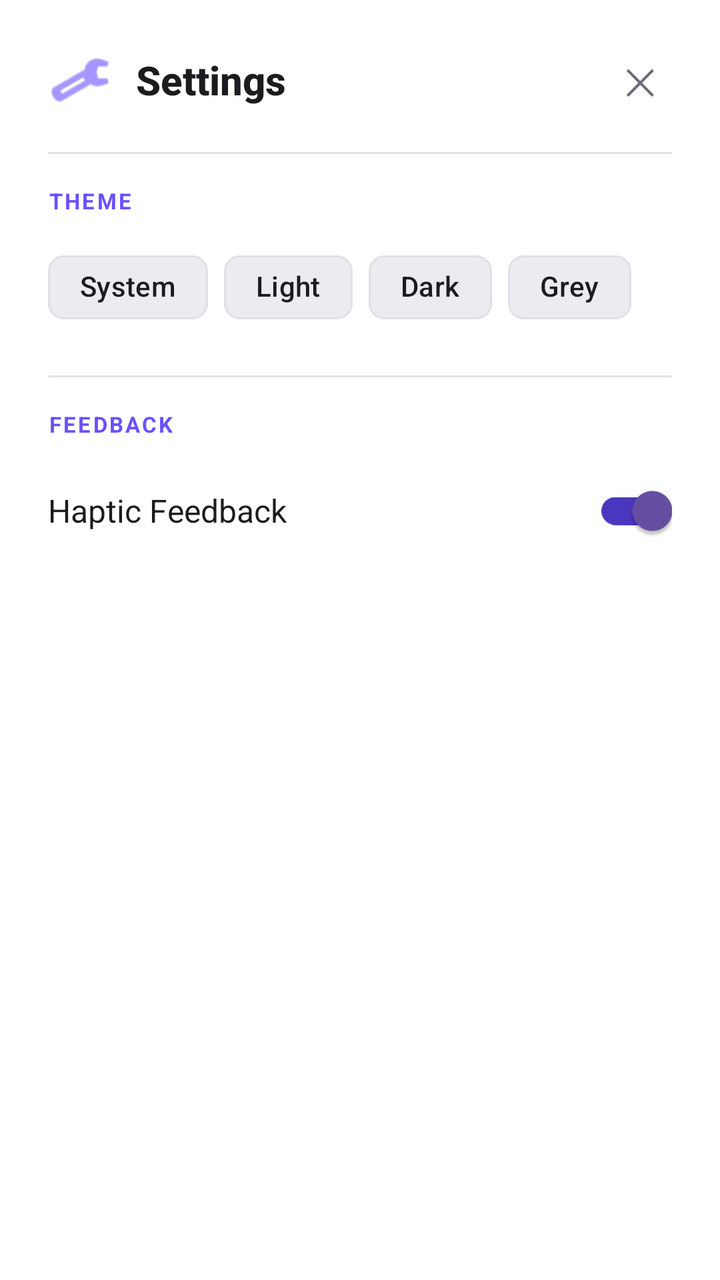
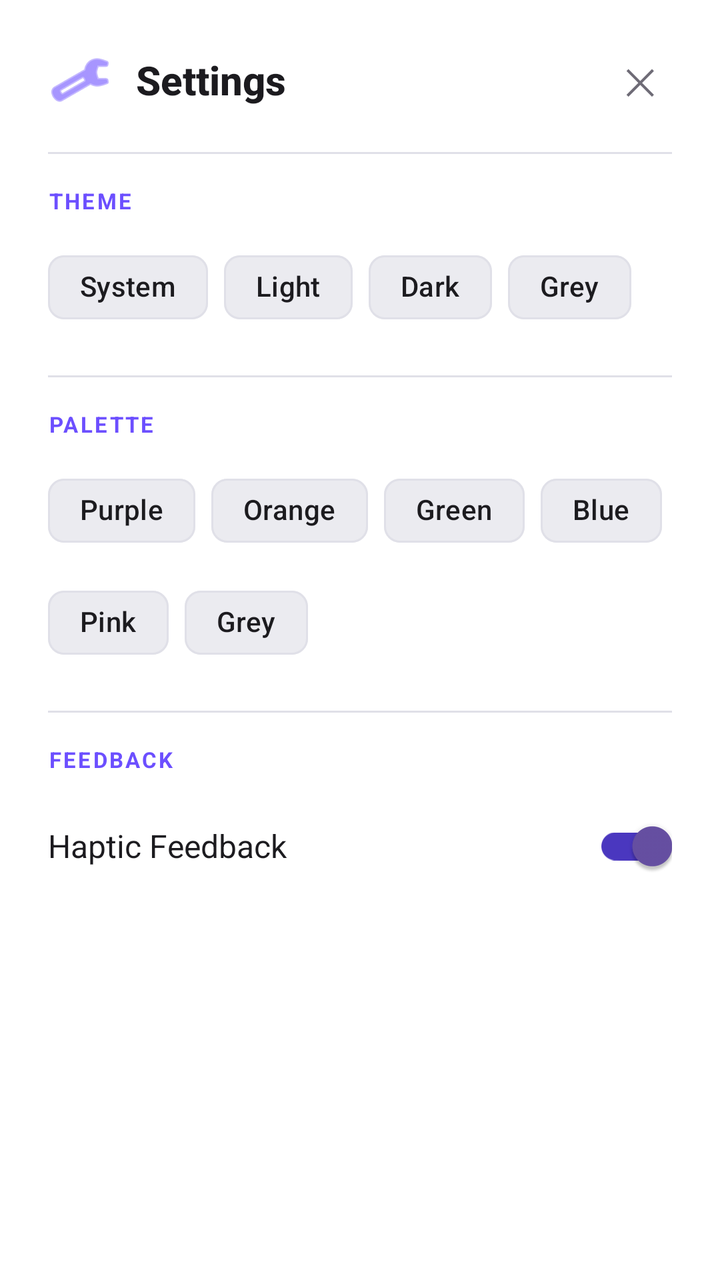

The first picture is an Android layout as it rendered before a commit; the second is the same layout after the commit. The layout source and the unified diff follow.
<!-- AndroidManifest.xml: application theme Theme.CalculatorApp -->
<!-- res/layout/dialog_settings.xml -->
<?xml version="1.0" encoding="utf-8"?>
<LinearLayout xmlns:android="http://schemas.android.com/apk/res/android"
    xmlns:app="http://schemas.android.com/apk/res-auto"
    android:layout_width="match_parent"
    android:layout_height="wrap_content"
    android:orientation="vertical"
    android:background="?attr/calcCardBackground"
    android:padding="24dp">

    
    <LinearLayout
        android:layout_width="match_parent"
        android:layout_height="wrap_content"
        android:orientation="horizontal"
        android:gravity="center_vertical"
        android:layout_marginBottom="20dp">

        <ImageView
            android:layout_width="32dp"
            android:layout_height="32dp"
            android:src="@android:drawable/ic_menu_preferences"
            app:tint="?attr/calcAccent"
            android:contentDescription="@null" />

        <TextView
            android:layout_width="0dp"
            android:layout_height="wrap_content"
            android:layout_weight="1"
            android:layout_marginStart="12dp"
            android:text="@string/menu_settings"
            android:textColor="?attr/calcTextPrimary"
            android:textSize="20sp"
            android:textStyle="bold"
            android:fontFamily="sans-serif-medium" />

        <TextView
            android:id="@+id/btn_settings_close"
            android:layout_width="32dp"
            android:layout_height="32dp"
            android:gravity="center"
            android:text="✕"
            android:textColor="?attr/calcTextSecondary"
            android:textSize="18sp"
            android:background="?attr/selectableItemBackgroundBorderless"
            android:clickable="true"
            android:focusable="true" />
    </LinearLayout>

    
    <View
        android:layout_width="match_parent"
        android:layout_height="1dp"
        android:background="?attr/calcDivider"
        android:layout_marginBottom="16dp" />

    
    <TextView
        android:layout_width="wrap_content"
        android:layout_height="wrap_content"
        android:text="@string/settings_theme"
        android:textColor="?attr/calcAccent"
        android:textSize="11sp"
        android:textStyle="bold"
        android:letterSpacing="0.1"
        android:layout_marginBottom="12dp" />

    <com.google.android.material.chip.ChipGroup
        android:id="@+id/chip_group_theme"
        android:layout_width="match_parent"
        android:layout_height="wrap_content"
        app:singleSelection="true"
        android:layout_marginBottom="20dp"
        app:chipSpacing="8dp"
        app:selectionRequired="true">

        <com.google.android.material.chip.Chip
            android:id="@+id/chip_theme_system"
            style="@style/Widget.Material3.Chip.Filter"
            android:layout_width="wrap_content"
            android:layout_height="wrap_content"
            android:text="@string/theme_system"
            android:textColor="?attr/calcTextPrimary"
            app:chipBackgroundColor="?attr/calcButtonBackground"
            app:chipStrokeColor="?attr/calcDivider" />

        <com.google.android.material.chip.Chip
            android:id="@+id/chip_theme_light"
            style="@style/Widget.Material3.Chip.Filter"
            android:layout_width="wrap_content"
            android:layout_height="wrap_content"
            android:text="@string/theme_light"
            android:textColor="?attr/calcTextPrimary"
            app:chipBackgroundColor="?attr/calcButtonBackground"
            app:chipStrokeColor="?attr/calcDivider" />

        <com.google.android.material.chip.Chip
            android:id="@+id/chip_theme_dark"
            style="@style/Widget.Material3.Chip.Filter"
            android:layout_width="wrap_content"
            android:layout_height="wrap_content"
            android:text="@string/theme_dark"
            android:textColor="?attr/calcTextPrimary"
            app:chipBackgroundColor="?attr/calcButtonBackground"
            app:chipStrokeColor="?attr/calcDivider" />

        <com.google.android.material.chip.Chip
            android:id="@+id/chip_theme_grey"
            style="@style/Widget.Material3.Chip.Filter"
            android:layout_width="wrap_content"
            android:layout_height="wrap_content"
            android:text="@string/theme_grey"
            android:textColor="?attr/calcTextPrimary"
            app:chipBackgroundColor="?attr/calcButtonBackground"
            app:chipStrokeColor="?attr/calcDivider" />

    </com.google.android.material.chip.ChipGroup>

    
    <View
        android:layout_width="match_parent"
        android:layout_height="1dp"
        android:background="?attr/calcDivider"
        android:layout_marginBottom="16dp" />

    
    <TextView
        android:layout_width="wrap_content"
        android:layout_height="wrap_content"
        android:text="@string/settings_feedback"
        android:textColor="?attr/calcAccent"
        android:textSize="11sp"
        android:textStyle="bold"
        android:letterSpacing="0.1"
        android:layout_marginBottom="8dp" />

    <LinearLayout
        android:layout_width="match_parent"
        android:layout_height="wrap_content"
        android:gravity="center_vertical"
        android:orientation="horizontal"
        android:paddingVertical="4dp">

        <TextView
            android:layout_width="0dp"
            android:layout_height="wrap_content"
            android:layout_weight="1"
            android:text="@string/settings_haptic"
            android:textColor="?attr/calcTextPrimary"
            android:textSize="16sp" />

        <com.google.android.material.switchmaterial.SwitchMaterial
            android:id="@+id/switch_haptic"
            android:layout_width="wrap_content"
            android:layout_height="wrap_content"
            android:checked="true" />

    </LinearLayout>

</LinearLayout>
<!-- resources referenced by this layout -->
<resources>
  <string name="menu_settings">Settings</string>
  <string name="settings_feedback">FEEDBACK</string>
  <string name="settings_haptic">Haptic Feedback</string>
  <string name="settings_theme">THEME</string>
  <string name="theme_dark">Dark</string>
  <string name="theme_grey">Grey</string>
  <string name="theme_light">Light</string>
  <string name="theme_system">System</string>
  <style name="Theme.CalculatorApp" parent="Theme.Material3.DayNight.NoActionBar">
          
          <item name="calcBackground">@color/bg_primary</item>
          <item name="calcBackgroundSecondary">@color/bg_secondary</item>
          <item name="calcCardBackground">@color/bg_card</item>
          <item name="calcKeyboardBackground">@color/bg_keyboard</item>
          <item name="calcButtonBackground">@color/bg_button</item>
          <item name="calcButtonPressed">@color/bg_button_pressed</item>
          <item name="calcTextPrimary">@color/text_primary</item>
          <item name="calcTextSecondary">@color/text_secondary</item>
          <item name="calcTextDisabled">@color/text_disabled</item>
          <item name="calcAccent">@color/accent_purple</item>
          <item name="calcAccentDark">@color/accent_purple_dark</item>
          <item name="calcAccentPressed">@color/accent_purple_pressed</item>
          <item name="calcDivider">@color/divider_subtle</item>
          <item name="calcDanger">@color/danger</item>
          <item name="calcDangerBackground">@color/danger_bg</item>
  
          
          <item name="android:colorBackground">@color/bg_primary</item>
          <item name="colorOnBackground">@color/text_primary</item>
          <item name="colorSurface">@color/bg_keyboard</item>
          <item name="colorOnSurface">@color/text_primary</item>
          <item name="colorSurfaceVariant">@color/bg_card</item>
          <item name="colorOnSurfaceVariant">@color/text_secondary</item>
          <item name="colorPrimaryContainer">@color/accent_purple_dark</item>
          <item name="colorOnPrimaryContainer">@color/accent_purple</item>
          <item name="colorSecondaryContainer">@color/bg_button</item>
          <item name="colorOnSecondaryContainer">@color/text_secondary</item>
          <item name="colorTertiary">@color/accent_purple</item>
          <item name="colorOnTertiary">@color/text_primary</item>
          <item name="android:statusBarColor">@color/bg_primary</item>
          <item name="android:navigationBarColor">@color/bg_primary</item>
      </style>
  <color name="bg_primary">#FFF8F8FF</color>
  <color name="bg_secondary">#FFF0F0F5</color>
  <color name="bg_card">#FFFFFFFF</color>
  <color name="bg_keyboard">#FFF5F5FA</color>
  <color name="bg_button">#FFEBEBF0</color>
  <color name="bg_button_pressed">#FFE0E0E8</color>
  <color name="text_primary">#FF1C1B1F</color>
  <color name="text_secondary">#FF6E6B76</color>
  <color name="text_disabled">#FF9E9BA6</color>
  <color name="accent_purple">#FF6C4FFF</color>
  <color name="accent_purple_dark">#FF4A37BF</color>
  <color name="accent_purple_pressed">#FF5B3EE8</color>
  <color name="divider_subtle">#FFE0E0E8</color>
  <color name="danger">#FFD32F2F</color>
  <color name="danger_bg">#FFFDECEA</color>
</resources>

<!-- the commit's change to res/layout/dialog_settings.xml (unified diff, before → after) -->
@@ -126,6 +126,95 @@
     <TextView
         android:layout_width="wrap_content"
         android:layout_height="wrap_content"
+        android:text="@string/settings_palette"
+        android:textColor="?attr/calcAccent"
+        android:textSize="11sp"
+        android:textStyle="bold"
+        android:letterSpacing="0.1"
+        android:layout_marginBottom="12dp" />
+
+    <com.google.android.material.chip.ChipGroup
+        android:id="@+id/chip_group_palette"
+        android:layout_width="match_parent"
+        android:layout_height="wrap_content"
+        app:singleSelection="true"
+        android:layout_marginBottom="20dp"
+        app:chipSpacing="8dp"
+        app:selectionRequired="true">
+
+        <com.google.android.material.chip.Chip
+            android:id="@+id/chip_palette_purple"
+            style="@style/Widget.Material3.Chip.Filter"
+            android:layout_width="wrap_content"
+            android:layout_height="wrap_content"
+            android:text="@string/palette_purple"
+            android:textColor="?attr/calcTextPrimary"
+            app:chipBackgroundColor="?attr/calcButtonBackground"
+            app:chipStrokeColor="?attr/calcDivider" />
+
+        <com.google.android.material.chip.Chip
+            android:id="@+id/chip_palette_orange"
+            style="@style/Widget.Material3.Chip.Filter"
+            android:layout_width="wrap_content"
+            android:layout_height="wrap_content"
+            android:text="@string/palette_orange"
+            android:textColor="?attr/calcTextPrimary"
+            app:chipBackgroundColor="?attr/calcButtonBackground"
+            app:chipStrokeColor="?attr/calcDivider" />
+
+        <com.google.android.material.chip.Chip
+            android:id="@+id/chip_palette_green"
+            style="@style/Widget.Material3.Chip.Filter"
+            android:layout_width="wrap_content"
+            android:layout_height="wrap_content"
+            android:text="@string/palette_green"
+            android:textColor="?attr/calcTextPrimary"
+            app:chipBackgroundColor="?attr/calcButtonBackground"
+            app:chipStrokeColor="?attr/calcDivider" />
+
+        <com.google.android.material.chip.Chip
+            android:id="@+id/chip_palette_blue"
+            style="@style/Widget.Material3.Chip.Filter"
+            android:layout_width="wrap_content"
+            android:layout_height="wrap_content"
+            android:text="@string/palette_blue"
+            android:textColor="?attr/calcTextPrimary"
+            app:chipBackgroundColor="?attr/calcButtonBackground"
+            app:chipStrokeColor="?attr/calcDivider" />
+
+        <com.google.android.material.chip.Chip
+            android:id="@+id/chip_palette_pink"
+            style="@style/Widget.Material3.Chip.Filter"
+            android:layout_width="wrap_content"
+            android:layout_height="wrap_content"
+            android:text="@string/palette_pink"
+            android:textColor="?attr/calcTextPrimary"
+            app:chipBackgroundColor="?attr/calcButtonBackground"
+            app:chipStrokeColor="?attr/calcDivider" />
+
+        <com.google.android.material.chip.Chip
+            android:id="@+id/chip_palette_grey"
+            style="@style/Widget.Material3.Chip.Filter"
+            android:layout_width="wrap_content"
+            android:layout_height="wrap_content"
+            android:text="@string/palette_grey"
+            android:textColor="?attr/calcTextPrimary"
+            app:chipBackgroundColor="?attr/calcButtonBackground"
+            app:chipStrokeColor="?attr/calcDivider" />
+
+    </com.google.android.material.chip.ChipGroup>
+
+    
+    <View
+        android:layout_width="match_parent"
+        android:layout_height="1dp"
+        android:background="?attr/calcDivider"
+        android:layout_marginBottom="16dp" />
+
+    
+    <TextView
+        android:layout_width="wrap_content"
+        android:layout_height="wrap_content"
         android:text="@string/settings_feedback"
         android:textColor="?attr/calcAccent"
         android:textSize="11sp"
<!-- resource entries referenced after the edit -->
@@ -1,8 +1,15 @@
 <!-- resources referenced by this layout -->
 <resources>
   <string name="menu_settings">Settings</string>
+  <string name="palette_blue">Blue</string>
+  <string name="palette_green">Green</string>
+  <string name="palette_grey">Grey</string>
+  <string name="palette_orange">Orange</string>
+  <string name="palette_pink">Pink</string>
+  <string name="palette_purple">Purple</string>
   <string name="settings_feedback">FEEDBACK</string>
   <string name="settings_haptic">Haptic Feedback</string>
+  <string name="settings_palette">PALETTE</string>
   <string name="settings_theme">THEME</string>
   <string name="theme_dark">Dark</string>
   <string name="theme_grey">Grey</string>
